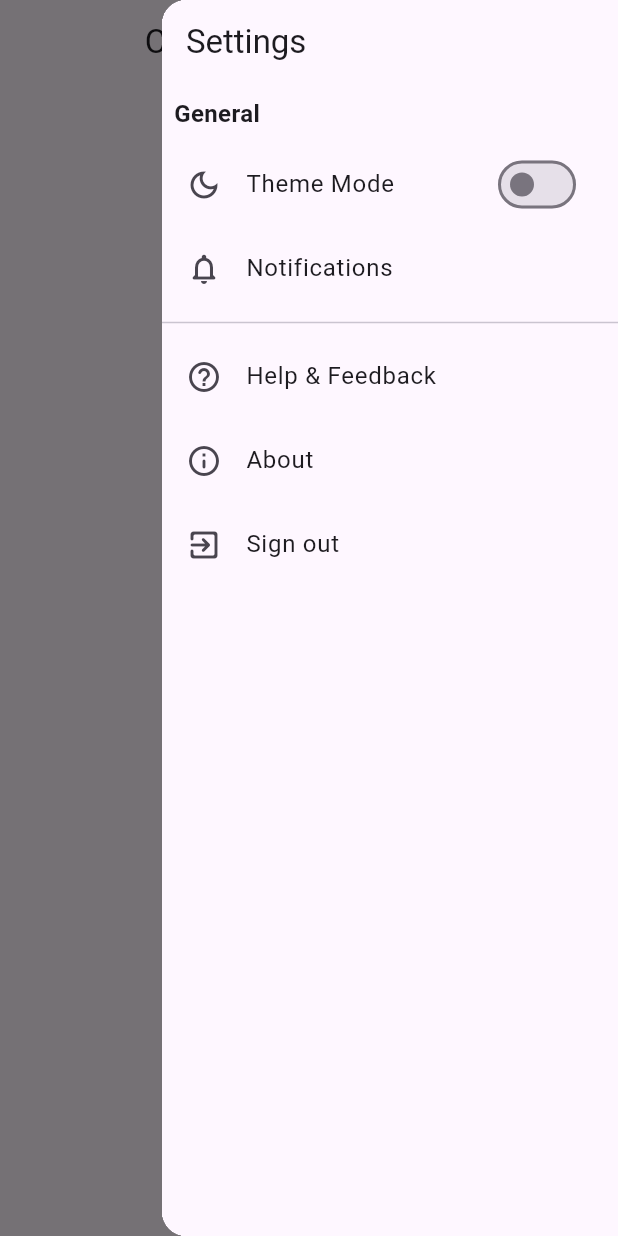
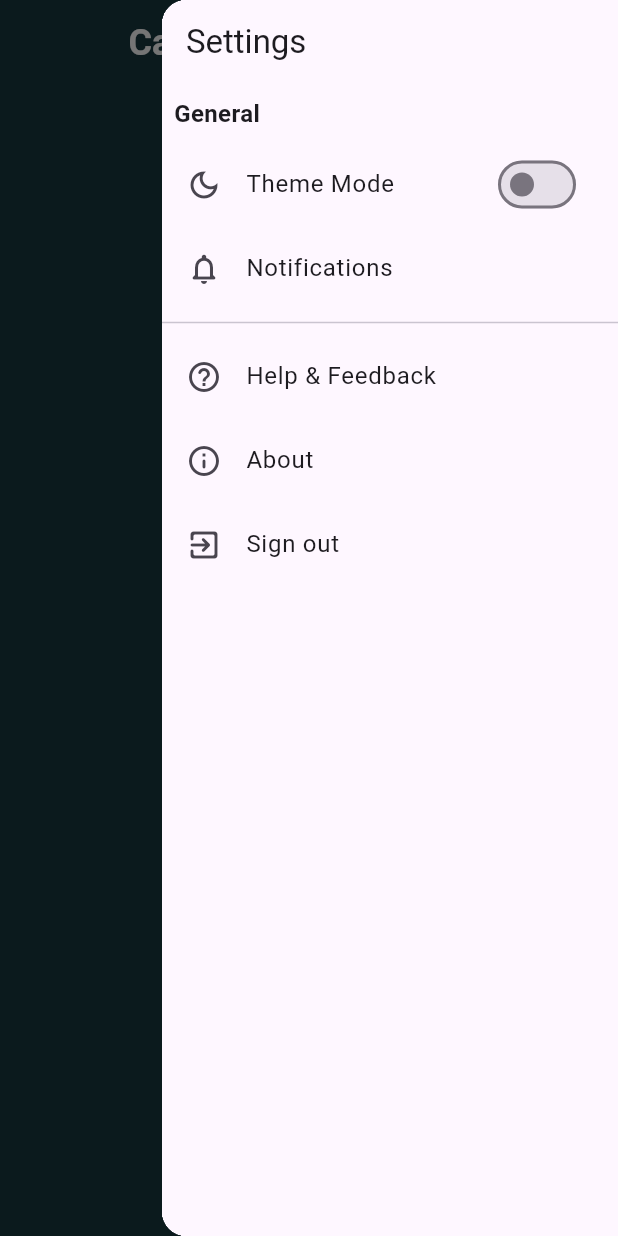
Before and after one commit to ErrorUnknown55/caribbean_food_group_game, a Flutter app: the screen it shows after launch, with the side drawer open, on a phone screen of 412 x 824 dp. Run offline on Flutter 3.47's test engine with Material 3 defaults, Android fonts, the phone set to English and light mode, and no system bars.

Commit message:
Added ThemeData and TextTheme

```diff
--- a/lib/app.dart
+++ b/lib/app.dart
@@ -1,5 +1,6 @@
 import 'package:caribbean_food_group_game/scr/home_feature/homePage.dart';
 import 'package:caribbean_food_group_game/scr/setting_feature/setting_view.dart';
+import 'package:caribbean_food_group_game/util/theme.dart';
 import 'package:flutter/material.dart';
 
 class MyApp extends StatelessWidget {
@@ -12,6 +13,10 @@ class MyApp extends StatelessWidget {
   Widget build(BuildContext context) {
     return MaterialApp(
         restorationScopeId: 'app',
+
+        //This line of code sets the theme for the current widget or component
+        //to the light_theme defined in the appTheme class.
+        theme: appTheme.light_theme,
 
         onGenerateRoute: (RouteSettings routeSettings) {
           return MaterialPageRoute<void>(
--- a/lib/scr/home_feature/homePage.dart
+++ b/lib/scr/home_feature/homePage.dart
@@ -7,11 +7,15 @@ class HomePage extends StatelessWidget {
 
   @override
   Widget build(BuildContext context) {
+    final theme = Theme.of(context);
+
     return SafeArea(
       child: Scaffold(
         appBar: AppBar(
           centerTitle: true,
-          title: const Text('Caribbean Food Group'),
+          title: Text('Caribbean Food Group',
+            style: theme.textTheme.displaySmall),
+          backgroundColor: Colors.transparent,
         ),
         endDrawer: const Drawer(child: SettingsView()),
       ),
--- a/lib/util/color_palette.dart
+++ b/lib/util/color_palette.dart
@@ -3,9 +3,10 @@ import 'package:flutter/material.dart';
 const Map<int, Color> ColorPalette = {
   50: Color(0xffffffff), // White (primary)
   100: Color(0xFF9BF272),
-  150: Color(0xFF7ABF5A),
-  200: Color(0xFFBAC8D9),
+  200: Color(0xFF7ABF5A),
+  300: Color(0xFFBAC8D9),
+  400: Color(0xFF193940),
 
 };
 
-MaterialColor customScheme = const MaterialColor(0xffffffff, ColorPalette);
+MaterialColor colorPalette = const MaterialColor(0xffffffff, ColorPalette);
--- a/lib/util/theme.dart
+++ b/lib/util/theme.dart
@@ -0,0 +1,40 @@
+import 'dart:ui';
+
+import 'package:caribbean_food_group_game/util/color_palette.dart';
+import 'package:flutter/material.dart';
+
+class appTheme {
+  //Light theme
+  static ThemeData light_theme = _buildThemeData(
+    brightness: Brightness.light,
+    primaryColor: colorPalette.shade400,
+    primaryTextColor: colorPalette.shade50,
+    secondaryTextColor: colorPalette.shade400,
+
+  );
+
+  //Builds a ThemeData object with customized styles for both light and dark themes.
+  static ThemeData _buildThemeData({
+    required Brightness brightness,
+    required Color primaryColor,
+    required Color primaryTextColor,
+    required Color secondaryTextColor,
+
+  }) {
+    return ThemeData(
+      brightness: brightness,
+      primaryColor: primaryColor,
+      scaffoldBackgroundColor: primaryColor,
+      textTheme: _buildTextTheme(primaryTextColor, secondaryTextColor),
+      iconTheme: IconThemeData(color: primaryColor),
+    );
+  }
+
+  /// Builds a customized text theme with Poppins font.
+  static TextTheme _buildTextTheme(Color primaryTextColor, Color secondaryTextColor){
+    return TextTheme(
+      //Screen tile
+      displaySmall: TextStyle(fontWeight: FontWeight.bold, fontSize: 24, color: primaryTextColor),
+    );
+  }
+}
```
